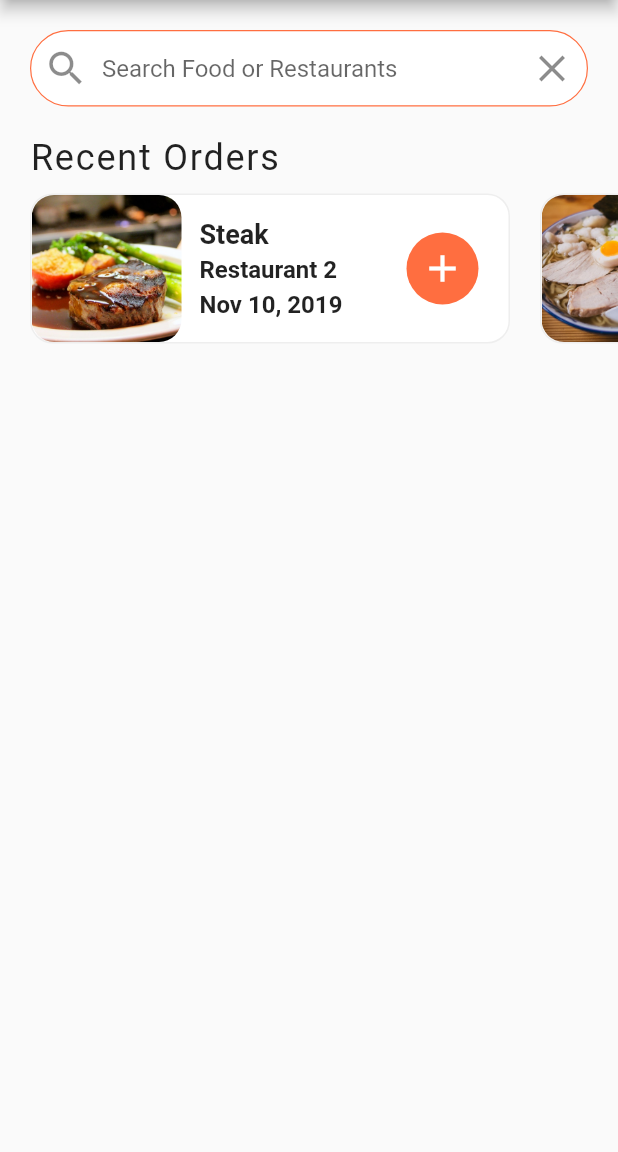
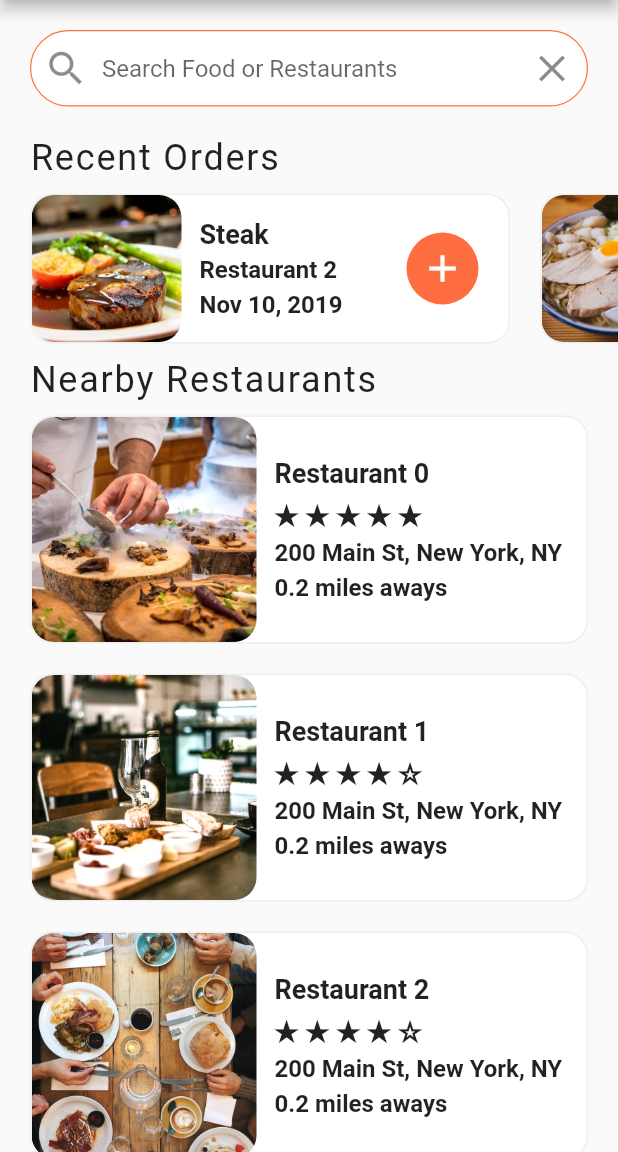
Before and after one commit to iammazharul/flutter_food_delivery_ui, a Flutter app: the screen it shows after launch, on a phone screen of 412 x 824 dp, the part 84-1236 px from its top. Run offline on Flutter 3.47's test engine with Material 2 defaults, Android fonts, the phone set to English and light mode, and no system bars.

Commit message:
Nearby Restaurants Section Implemented

```diff
--- a/lib/screens/home_screen.dart
+++ b/lib/screens/home_screen.dart
@@ -1,6 +1,7 @@
 import 'package:flutter/material.dart';
 import 'package:flutter_food_delivery_ui/data/data.dart';
 import 'package:flutter_food_delivery_ui/widgets/recent_orders.dart';
+import 'package:flutter_food_delivery_ui/widgets/nearby_restaurants.dart';
 
 class HomeScreen extends StatefulWidget {
   @override
@@ -47,15 +48,24 @@ class _HomeScreenState extends State<HomeScreen> {
                   ),
                   enabledBorder: OutlineInputBorder(
                     borderRadius: BorderRadius.circular(30.0),
-                  borderSide: BorderSide(width: 0.8,color: Theme.of(context).primaryColor),
+                    borderSide: BorderSide(
+                        width: 0.8, color: Theme.of(context).primaryColor),
                   ),
                   hintText: 'Search Food or Restaurants',
-                prefixIcon: Icon(Icons.search,size: 30.0,),
-                suffixIcon: IconButton(icon: Icon(Icons.clear,size: 30.0,), onPressed: (){})
+                  prefixIcon: Icon(
+                    Icons.search,
+                    size: 30.0,
                   ),
+                  suffixIcon: IconButton(
+                      icon: Icon(
+                        Icons.clear,
+                        size: 30.0,
+                      ),
+                      onPressed: () {})),
             ),
           ),
           RecentOrders(),
+          NearbyRestaurants(),
         ],
       ),
     );
--- /dev/null
+++ b/lib/widgets/nearby_restaurants.dart
@@ -0,0 +1,98 @@
+import 'package:flutter/material.dart';
+import 'package:flutter_food_delivery_ui/data/data.dart';
+import 'package:flutter_food_delivery_ui/models/restaurant.dart';
+import 'package:flutter_food_delivery_ui/widgets/rating_stars.dart';
+
+class NearbyRestaurants extends StatelessWidget {
+  _buildRestaurants(){
+    List<Widget> restaurantList = [];
+    restaurants.forEach((Restaurant restaurant) {
+      restaurantList.add(
+        Container(
+          margin: EdgeInsets.symmetric(horizontal: 20.0, vertical: 10.0),
+          decoration: BoxDecoration(
+            color: Colors.white,
+            borderRadius: BorderRadius.circular(15.0),
+            border: Border.all(width: 1.0, color: Colors.grey[200]),
+          ),child: Row(
+          children: <Widget>[
+            ClipRRect(
+              borderRadius: BorderRadius.circular(15.0),
+              child: Image(
+                width: 150.0,
+                height: 150.0,
+                image: AssetImage(restaurant.imageUrl),
+                fit: BoxFit.cover,
+              ),
+            ),
+            Expanded(
+              child: Container(
+                margin: EdgeInsets.all(12.0),
+                child: Column(
+                  crossAxisAlignment: CrossAxisAlignment.start,
+                  mainAxisAlignment: MainAxisAlignment.center,
+                  children: <Widget>[
+                    Text(
+                      restaurant.name,
+                      style: TextStyle(
+                        fontSize: 18.0,
+                        fontWeight: FontWeight.bold,
+                      ),
+                      overflow: TextOverflow.ellipsis,
+                    ),
+                    SizedBox(
+                      height: 4.0,
+                    ),
+                    RatingStars(restaurant.rating),
+                    SizedBox(
+                      height: 4.0,
+                    ),
+                    Text(
+                      restaurant.address,
+                      style: TextStyle(
+                        fontSize: 16.0,
+                        fontWeight: FontWeight.w600,
+                      ),
+                      overflow: TextOverflow.ellipsis,
+                    ),
+                    SizedBox(
+                      height: 4.0,
+                    ),
+                    Text(
+                      '0.2 miles aways',
+                      style: TextStyle(
+                        fontSize: 16.0,
+                        fontWeight: FontWeight.w600,
+                      ),
+                      overflow: TextOverflow.ellipsis,
+                    ),
+                  ],
+                ),
+              ),
+            ),
+
+          ],
+        ),
+        )
+      );
+    });
+    return Column(children: restaurantList,);
+  }
+  @override
+  Widget build(BuildContext context) {
+    return Column(
+      crossAxisAlignment: CrossAxisAlignment.start,
+      children: <Widget>[
+
+        Padding(
+          padding: EdgeInsets.symmetric(horizontal: 20.0),
+          child: Text(
+            'Nearby Restaurants',
+            style: TextStyle(fontSize: 24.0, letterSpacing: 1.2),
+          ),
+        ),
+        _buildRestaurants(),
+      ],
+    );
+  }
+}
--- /dev/null
+++ b/lib/widgets/rating_stars.dart
@@ -0,0 +1,23 @@
+import 'package:flutter/material.dart';
+
+class RatingStars extends StatelessWidget {
+  final int rating;
+
+  RatingStars(this.rating);
+
+  @override
+  Widget build(BuildContext context) {
+    String stars = '';
+    for (int i = 1; i < 6; i++) {
+      stars += i<=rating ? '★ ' : '☆ ';
+    }
+    stars.trim();
+    return Text(
+      stars,
+      style: TextStyle(
+        fontSize: 18.0,
+        fontWeight: FontWeight.w600,
+      ),
+    );
+  }
+}
```
Lines whose indentation alone changed are shown as unchanged.
